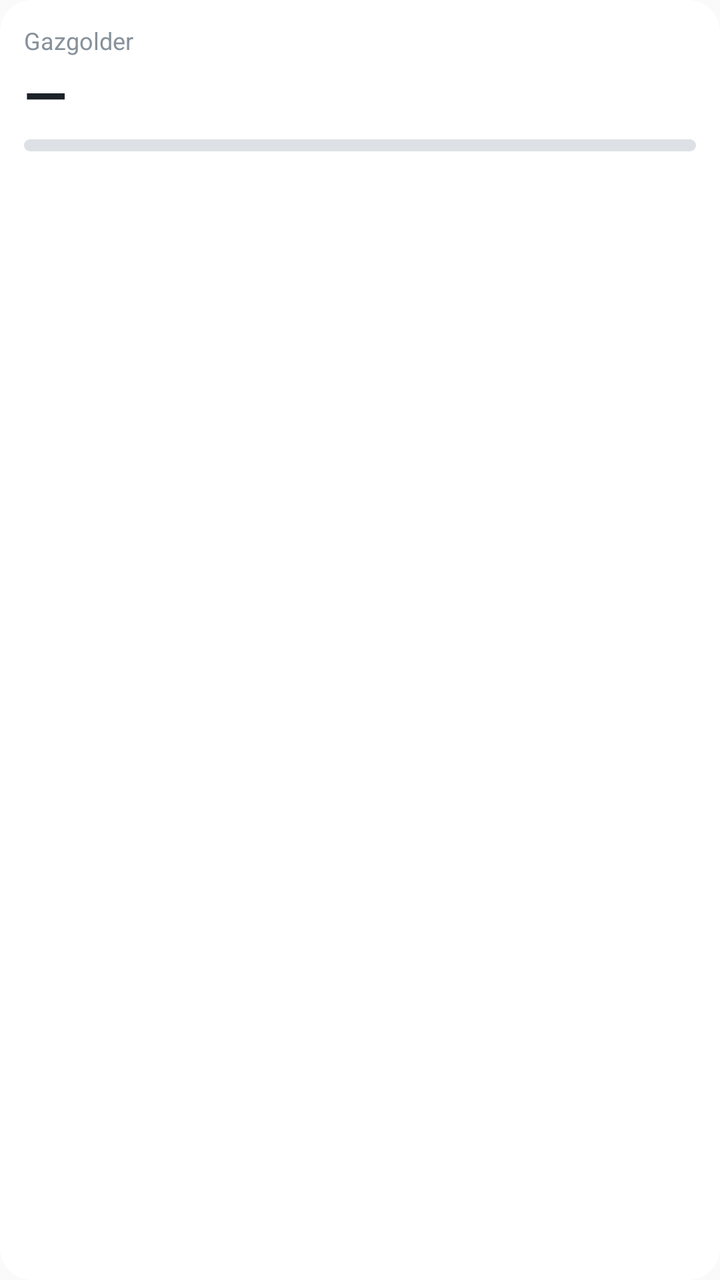
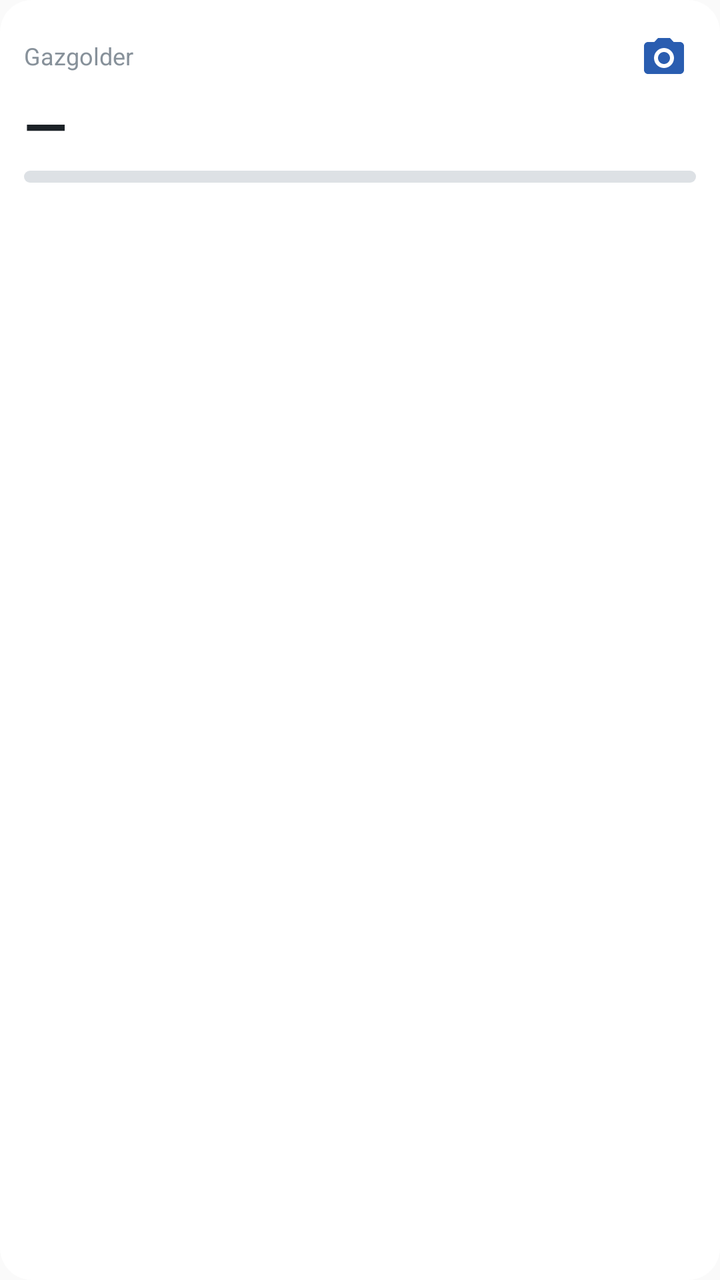

The first picture is an Android layout as it rendered before a commit; the second is the same layout after the commit. The layout source and the unified diff follow.
<!-- AndroidManifest.xml: application theme AppTheme -->
<!-- res/layout/gas_widget.xml -->
<?xml version="1.0" encoding="utf-8"?>
<LinearLayout xmlns:android="http://schemas.android.com/apk/res/android"
    android:id="@+id/w_root"
    android:layout_width="match_parent"
    android:layout_height="match_parent"
    android:background="@drawable/widget_bg"
    android:orientation="vertical"
    android:padding="12dp">

    <TextView
        android:id="@+id/w_name"
        android:layout_width="match_parent"
        android:layout_height="wrap_content"
        android:ellipsize="end"
        android:maxLines="1"
        android:text="@string/app_name"
        android:textColor="@color/widget_muted"
        android:textSize="12sp" />

    <LinearLayout
        android:layout_width="match_parent"
        android:layout_height="wrap_content"
        android:baselineAligned="true"
        android:orientation="horizontal">

        <TextView
            android:id="@+id/w_level"
            android:layout_width="wrap_content"
            android:layout_height="wrap_content"
            android:text="—"
            android:textColor="@color/widget_ink"
            android:textSize="28sp"
            android:textStyle="bold" />

        <TextView
            android:id="@+id/w_liters"
            android:layout_width="wrap_content"
            android:layout_height="wrap_content"
            android:layout_marginStart="8dp"
            android:textColor="@color/widget_muted"
            android:textSize="13sp" />
    </LinearLayout>

    <ProgressBar
        android:id="@+id/w_bar"
        style="@android:style/Widget.ProgressBar.Horizontal"
        android:layout_width="match_parent"
        android:layout_height="6dp"
        android:layout_marginTop="4dp"
        android:max="100"
        android:progressDrawable="@drawable/widget_bar" />

    <TextView
        android:id="@+id/w_note"
        android:layout_width="match_parent"
        android:layout_height="wrap_content"
        android:layout_marginTop="4dp"
        android:ellipsize="end"
        android:maxLines="2"
        android:textColor="@color/widget_ink"
        android:textSize="12sp" />
</LinearLayout>
<!-- resources referenced by this layout -->
<resources>
  <color name="widget_ink">#1C2227</color>
  <color name="widget_muted">#87919A</color>
  <!-- drawable widget_bar (drawable) -->
  <?xml version="1.0" encoding="utf-8"?>
  <layer-list xmlns:android="http://schemas.android.com/apk/res/android">
      <item android:id="@android:id/background">
          <shape><solid android:color="@color/widget_track" /><corners android:radius="3dp" /></shape>
      </item>
      <item android:id="@android:id/progress">
          <clip><shape><solid android:color="@color/widget_accent" /><corners android:radius="3dp" /></shape></clip>
      </item>
  </layer-list>
  <!-- drawable widget_bg (drawable) -->
  <?xml version="1.0" encoding="utf-8"?>
  <shape xmlns:android="http://schemas.android.com/apk/res/android" android:shape="rectangle">
      <solid android:color="@color/widget_bg" />
      <corners android:radius="16dp" />
  </shape>
  <string name="app_name">Gazgolder</string>
  <style name="AppTheme" parent="Theme.AppCompat.Light.DarkActionBar">
          
          <item name="colorPrimary">@color/colorPrimary</item>
          <item name="colorPrimaryDark">@color/colorPrimaryDark</item>
          <item name="colorAccent">@color/colorAccent</item>
      </style>
  <color name="widget_track">#DDE1E5</color>
  <color name="widget_accent">#2A5DB0</color>
  <color name="widget_bg">#F2FFFFFF</color>
</resources>

<!-- the commit's change to res/layout/gas_widget.xml (unified diff, before → after) -->
@@ -7,15 +7,31 @@
     android:orientation="vertical"
     android:padding="12dp">
 
-    <TextView
-        android:id="@+id/w_name"
+    <LinearLayout
         android:layout_width="match_parent"
         android:layout_height="wrap_content"
-        android:ellipsize="end"
-        android:maxLines="1"
-        android:text="@string/app_name"
-        android:textColor="@color/widget_muted"
-        android:textSize="12sp" />
+        android:gravity="center_vertical"
+        android:orientation="horizontal">
+
+        <TextView
+            android:id="@+id/w_name"
+            android:layout_width="0dp"
+            android:layout_height="wrap_content"
+            android:layout_weight="1"
+            android:ellipsize="end"
+            android:maxLines="1"
+            android:text="@string/app_name"
+            android:textColor="@color/widget_muted"
+            android:textSize="12sp" />
+
+        <ImageView
+            android:id="@+id/w_cam"
+            android:layout_width="32dp"
+            android:layout_height="32dp"
+            android:contentDescription="@string/shortcut_photo"
+            android:padding="4dp"
+            android:src="@drawable/ic_widget_camera" />
+    </LinearLayout>
 
     <LinearLayout
         android:layout_width="match_parent"
<!-- resource entries referenced after the edit -->
@@ -2,6 +2,17 @@
 <resources>
   <color name="widget_ink">#1C2227</color>
   <color name="widget_muted">#87919A</color>
+  <!-- drawable ic_widget_camera (drawable) -->
+  <?xml version="1.0" encoding="utf-8"?>
+  <vector xmlns:android="http://schemas.android.com/apk/res/android"
+      android:width="24dp"
+      android:height="24dp"
+      android:viewportWidth="24"
+      android:viewportHeight="24">
+      <path
+          android:fillColor="@color/widget_accent"
+          android:pathData="M9,3L7.17,5H4C2.9,5 2,5.9 2,7V19C2,20.1 2.9,21 4,21H20C21.1,21 22,20.1 22,19V7C22,5.9 21.1,5 20,5H16.83L15,3H9ZM12,8C14.76,8 17,10.24 17,13C17,15.76 14.76,18 12,18C9.24,18 7,15.76 7,13C7,10.24 9.24,8 12,8ZM12,10C10.34,10 9,11.34 9,13C9,14.66 10.34,16 12,16C13.66,16 15,14.66 15,13C15,11.34 13.66,10 12,10Z" />
+  </vector>
   <!-- drawable widget_bar (drawable) -->
   <?xml version="1.0" encoding="utf-8"?>
   <layer-list xmlns:android="http://schemas.android.com/apk/res/android">
@@ -19,6 +30,7 @@
       <corners android:radius="16dp" />
   </shape>
   <string name="app_name">Gazgolder</string>
+  <string name="shortcut_photo">Take a gauge photo</string>
   <style name="AppTheme" parent="Theme.AppCompat.Light.DarkActionBar">
           
           <item name="colorPrimary">@color/colorPrimary</item>
